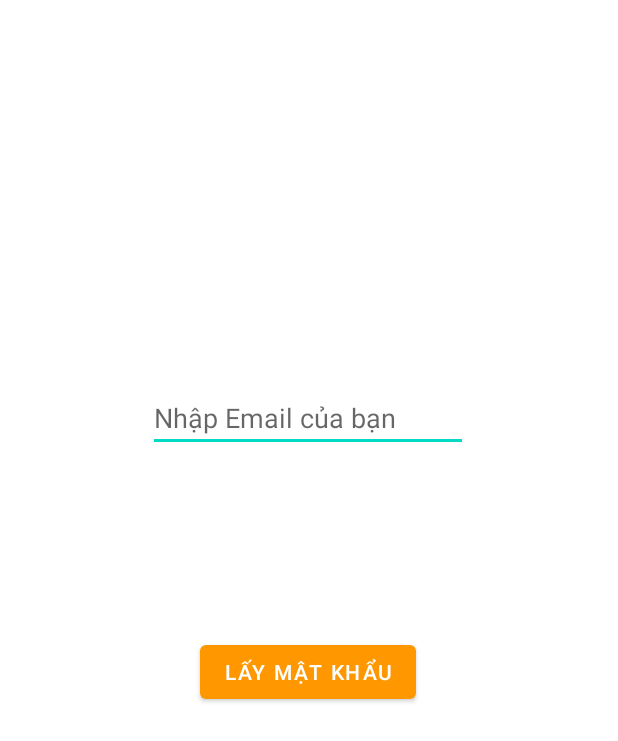
After one commit to ledaian22/Di_Cho, an Android app: the ForgotpassScreen screen opened directly, with no data from a screen before it, on a phone screen of 412 x 824 dp. The commit adds this screen. Shown: the top 741 px of the screen. Run offline under Robolectric (Android 15) with nearby library versions, the phone set to English and light mode, and no system bars; our stand-ins replace Firebase (no records; nobody signed in at launch, a user with empty details on screens opened directly).

Commit message:
Update chức năng quên mật khẩu

```diff
--- a/app/src/main/AndroidManifest.xml
+++ b/app/src/main/AndroidManifest.xml
@@ -12,6 +12,9 @@
         android:supportsRtl="true"
         android:theme="@style/Theme.Di_Cho">
         <activity
+            android:name=".ForgotpassScreen"
+            android:exported="true" />
+        <activity
             android:name=".AdminScreen"
             android:exported="true" />
         <activity
@@ -25,7 +28,7 @@
             android:exported="false" />
         <activity
             android:name=".MainActivity"
-            android:exported="true"></activity>
+            android:exported="true" />
         <activity
             android:name=".LoginScreen"
             android:exported="false" />
--- /dev/null
+++ b/app/src/main/java/com/example/di_cho/ForgotpassScreen.java
@@ -0,0 +1,76 @@
+package com.example.di_cho;
+
+import androidx.annotation.NonNull;
+import androidx.appcompat.app.AppCompatActivity;
+
+import android.content.Intent;
+import android.os.Bundle;
+import android.os.Handler;
+import android.view.View;
+import android.widget.Button;
+import android.widget.EditText;
+import android.widget.TextView;
+import android.widget.Toast;
+
+import com.google.android.gms.tasks.OnCompleteListener;
+import com.google.android.gms.tasks.Task;
+import com.google.firebase.auth.FirebaseAuth;
+
+public class ForgotpassScreen extends AppCompatActivity {
+
+    EditText edtEmail;
+    TextView tvMess ;
+    Button btnlayMatKhau;
+    @Override
+    protected void onCreate(Bundle savedInstanceState) {
+        super.onCreate(savedInstanceState);
+        setContentView(R.layout.activity_forgotpass_screen);
+
+        anhXa();
+        layMatKhau();
+    }
+
+    private void layMatKhau() {
+        btnlayMatKhau.setOnClickListener(new View.OnClickListener() {
+            @Override
+            public void onClick(View v) {
+                kiemTra();
+            }
+        });
+    }
+
+    private void kiemTra() {
+        FirebaseAuth auth = FirebaseAuth.getInstance();
+        String emailAddress = edtEmail.getText().toString();
+        if(emailAddress.isEmpty()){
+            Toast.makeText(ForgotpassScreen.this,"Vui lòng nhập email",Toast.LENGTH_LONG).show();
+        }else {
+            auth.sendPasswordResetEmail(emailAddress)
+                    .addOnCompleteListener(new OnCompleteListener<Void>() {
+                        @Override
+                        public void onComplete(@NonNull Task<Void> task) {
+                            if (task.isSuccessful()) {
+                                tvMess.setText("Chúng tôi đã gửi link xác nhận mật khẩu cho bạn, vui lòng kiểm tra email");
+                                Handler handler = new Handler();
+                                handler.postDelayed(new Runnable() {
+                                    @Override
+                                    public void run() {
+                                        Intent intent = new Intent(ForgotpassScreen.this,LoginScreen.class);
+                                        startActivity(intent);
+                                    }
+                                },4000);
+                            }else {
+                                Toast.makeText(ForgotpassScreen.this,"Email không tồn tại",Toast.LENGTH_LONG).show();
+                            }
+                        }
+                    });
+        }
+
+    }
+
+    private void anhXa() {
+        edtEmail = findViewById(R.id.edtEmail);
+        tvMess = findViewById(R.id.tvMess);
+        btnlayMatKhau = findViewById(R.id.btnlayMatKhau);
+    }
+}
--- /dev/null
+++ b/app/src/main/res/layout/activity_forgotpass_screen.xml
@@ -0,0 +1,47 @@
+<?xml version="1.0" encoding="utf-8"?>
+<androidx.constraintlayout.widget.ConstraintLayout xmlns:android="http://schemas.android.com/apk/res/android"
+    xmlns:app="http://schemas.android.com/apk/res-auto"
+    xmlns:tools="http://schemas.android.com/tools"
+    android:layout_width="match_parent"
+    android:layout_height="match_parent"
+    tools:context=".ForgotpassScreen">
+
+    <EditText
+        android:id="@+id/edtEmail"
+        android:layout_width="wrap_content"
+        android:layout_height="wrap_content"
+        android:ems="10"
+        android:hint="Nhập Email của bạn"
+        android:inputType="textPersonName"
+        app:layout_constraintBottom_toBottomOf="parent"
+        app:layout_constraintEnd_toEndOf="parent"
+        app:layout_constraintHorizontal_bias="0.497"
+        app:layout_constraintStart_toStartOf="parent"
+        app:layout_constraintTop_toTopOf="parent"
+        app:layout_constraintVertical_bias="0.329" />
+
+    <Button
+        android:id="@+id/btnlayMatKhau"
+        android:layout_width="wrap_content"
+        android:layout_height="wrap_content"
+        android:text="Lấy mật khẩu"
+        app:layout_constraintBottom_toBottomOf="parent"
+        app:layout_constraintEnd_toEndOf="parent"
+        app:layout_constraintHorizontal_bias="0.498"
+        app:layout_constraintStart_toStartOf="parent"
+        app:layout_constraintTop_toBottomOf="@+id/edtEmail"
+        app:layout_constraintVertical_bias="0.259" />
+
+    <TextView
+        android:id="@+id/tvMess"
+        android:layout_width="wrap_content"
+        android:layout_height="wrap_content"
+        android:textSize="30sp"
+        android:textStyle="bold"
+        app:layout_constraintBottom_toBottomOf="parent"
+        app:layout_constraintEnd_toEndOf="parent"
+        app:layout_constraintHorizontal_bias="0.498"
+        app:layout_constraintStart_toStartOf="parent"
+        app:layout_constraintTop_toBottomOf="@+id/btnlayMatKhau"
+        app:layout_constraintVertical_bias="0.29" />
+</androidx.constraintlayout.widget.ConstraintLayout>
```
Also changed, not shown: app/src/main/java/com/example/di_cho/LoginScreen.java (+15 -7 lines), app/src/main/java/com/example/fragment/LoginFragment.java (+17 -0 lines), app/src/main/res/layout/fragment_login.xml (+11 -13 lines).
